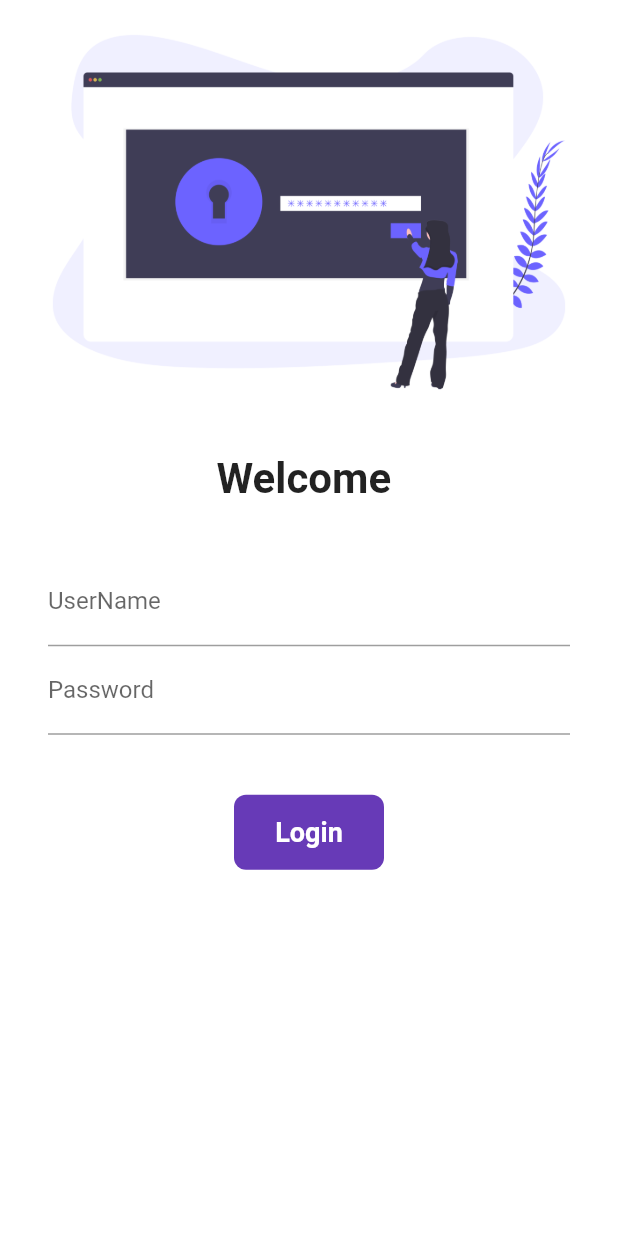
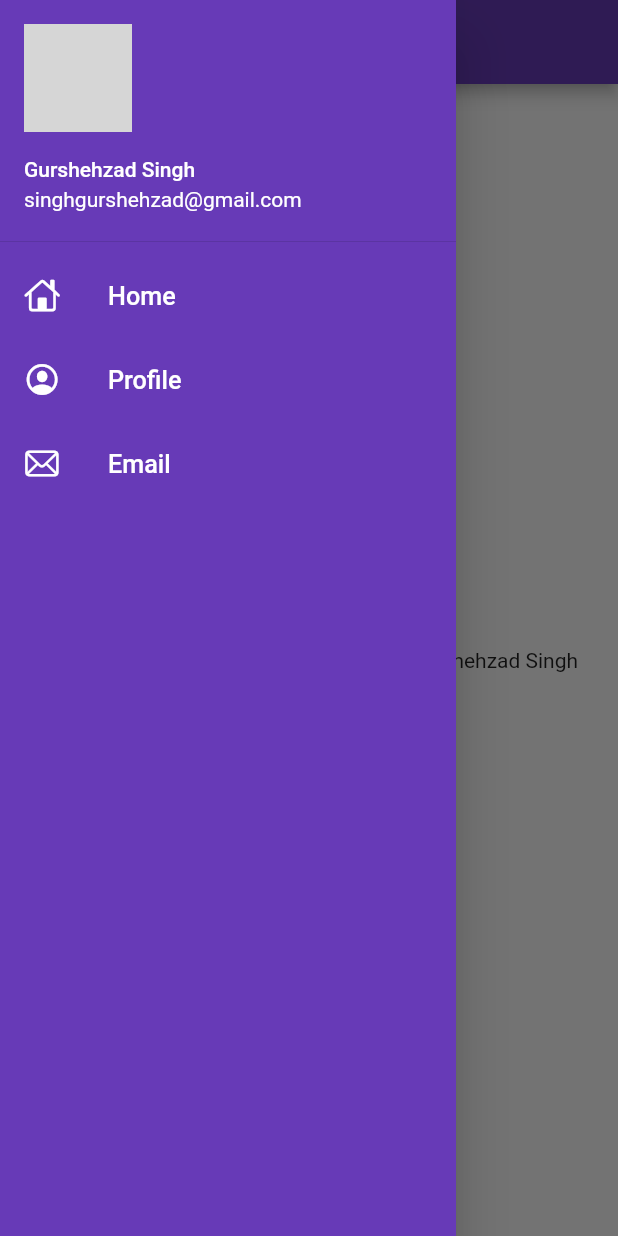
Before and after one commit to GurshehzadSingh/Flutter-Tour, a Flutter app: the screen it shows after launch, with the side drawer open (before the commit the screen has no drawer), on a phone screen of 412 x 824 dp. Run offline on Flutter 3.47's test engine with Material 2 defaults, Android fonts, the light colour scheme and no system bars; network calls fail; grey boxes are pictures that could not be loaded.

Commit message:
day 9 drawer UI completed

```diff
--- a/lib/main.dart
+++ b/lib/main.dart
@@ -22,7 +22,7 @@ class MyApp extends StatelessWidget {
        brightness: Brightness.dark
        ) ,
        debugShowCheckedModeBanner: false,
-       initialRoute: "/",
+       initialRoute: MyRoutes.homeRoute,
      routes: {
        "/" : (context)=>LoginPage(),
        MyRoutes.homeRoute: (context)=>HomePage(),
--- a/lib/pages/home_page.dart
+++ b/lib/pages/home_page.dart
@@ -1,4 +1,5 @@
 import "package:flutter/material.dart";
+import 'package:flutter_revision/widgets/drawer.dart';
 
 class HomePage extends StatelessWidget {
    final int days=30;
@@ -15,7 +16,7 @@ class HomePage extends StatelessWidget {
       child: Text("Welcome to $days days of Flutter Tour by - $name"),
     ),
      ),
-     drawer: Drawer(),
+     drawer: MyDrawer(),
      );
   }
 }
--- /dev/null
+++ b/lib/widgets/drawer.dart
@@ -0,0 +1,69 @@
+import 'package:flutter/cupertino.dart';
+import "package:flutter/material.dart";
+
+class MyDrawer extends StatelessWidget {
+  @override
+  Widget build(BuildContext context) {
+    final imageUrl="https://res.cloudinary.com/practicaldev/image/fetch/s--B_s_Ten4--/c_fill,f_auto,fl_progressive,h_320,q_auto,w_320/https://dev-to-uploads.s3.amazonaws.com/uploads/user/profile_image/491350/6684cf25-3b7c-450e-9c27-f434a5c34daf.jpg";
+    return Drawer(
+      child: Container(
+        color: Colors.deepPurple,
+              child: ListView(
+          padding: EdgeInsets.zero,
+          children: [
+            DrawerHeader(
+              padding: EdgeInsets.zero,
+              child: UserAccountsDrawerHeader(
+                margin: EdgeInsets.zero,
+                accountName: Text("Gurshehzad Singh"),
+                accountEmail: Text("singhgurshehzad@gmail.com"),
+                currentAccountPicture: CircleAvatar(
+                  backgroundImage:NetworkImage(imageUrl),
+                  ),
+               ) ,
+              ),
+              ListTile(
+                leading:Icon(
+                  CupertinoIcons.home,
+                  color: Colors.white,
+                  ),
+                  title: Text(
+                    "Home",
+                    textScaleFactor: 1.2,
+                  style: TextStyle (
+                    color: Colors.white
+                    )
+                  )
+              ),
+              ListTile(
+                leading:Icon(
+                  CupertinoIcons.profile_circled,
+                  color: Colors.white,
+                  ),
+                  title: Text(
+                    "Profile",
+                    textScaleFactor: 1.2,
+                  style: TextStyle (
+                    color: Colors.white
+                    )
+                  )
+              ),
+              ListTile(
+                leading:Icon(
+                  CupertinoIcons.mail,
+                  color: Colors.white,
+                  ),
+                  title: Text(
+                    "Email",
+                    textScaleFactor: 1.2,
+                  style: TextStyle (
+                    color: Colors.white
+                    )
+                  )
+              )
+          ],
+        ),
+      ),
+    );
+  }
+}
```
